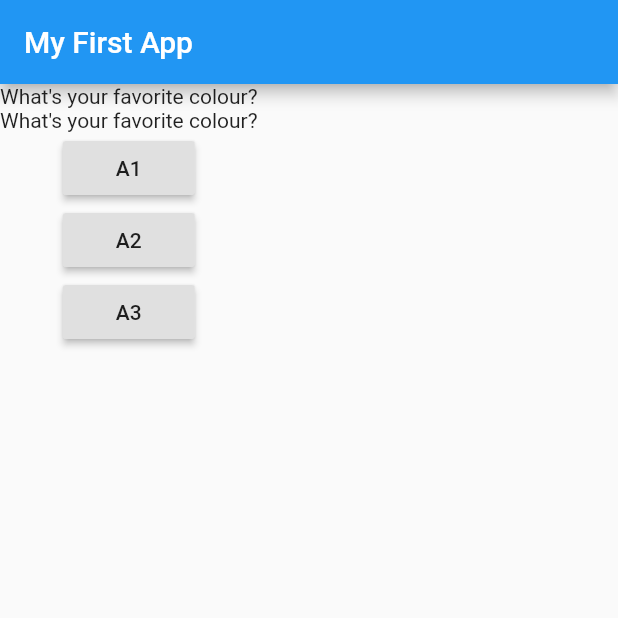
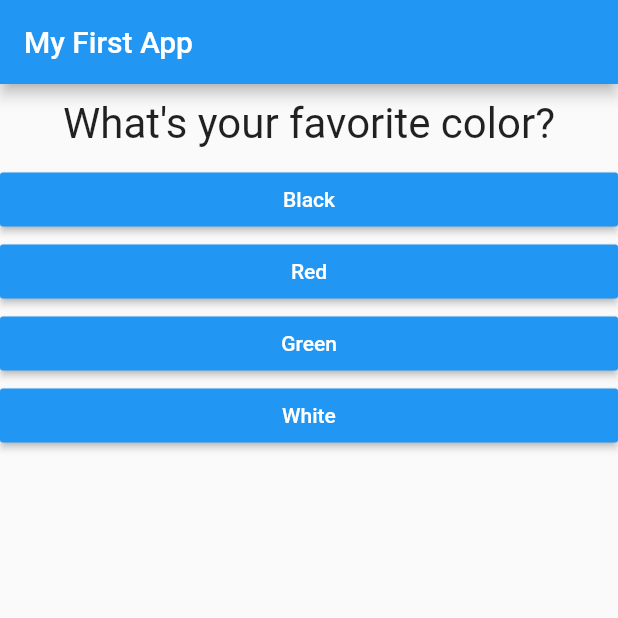
Before and after one commit to Caaarrrlll/flutter_complete_guide, a Flutter app: the screen it shows after launch, on a phone screen of 412 x 824 dp, the top half of it. Run offline on Flutter 3.47's test engine with Material 2 defaults, Android fonts, the phone set to English and light mode, and no system bars.

Commit message:
section 2 complete

```diff
--- /dev/null
+++ b/lib/answer.dart
@@ -0,0 +1,21 @@
+import 'package:flutter/material.dart';
+
+class Answer extends StatelessWidget {
+  final Function selectHandler;
+  final String answerText;
+
+  Answer(this.selectHandler, this.answerText);
+
+  @override
+  Widget build(BuildContext context) {
+    return Container(
+      width: double.infinity,
+      child: RaisedButton(
+        textColor: Colors.white,
+        color: Colors.blue,
+        child: Text(answerText),
+        onPressed: selectHandler,
+      ),
+    );
+  }
+}
--- a/lib/main.dart
+++ b/lib/main.dart
@@ -1,6 +1,8 @@
 import 'package:flutter/material.dart';
+import 'package:flutter_complete_guide/quiz.dart';
 
-import './question.dart';
+import './quiz.dart';
+import './result.dart';
 
 void main() => runApp(MyApp());
 
@@ -9,50 +11,77 @@ class MyApp extends StatefulWidget {
   State<StatefulWidget> createState() {
     return _MyAppState();
   }
-
 }
 
 class _MyAppState extends State<MyApp> {
   var _questionIndex = 0;
+  var _totalScore = 0;
 
-  void answerQuestion() {
+  final _questions = const [
+    {
+      'questionText': 'What\'s your favorite color?',
+      'answers': [
+        {'text': 'Black', 'score': 10},
+        {'text': 'Red', 'score': 5},
+        {'text': 'Green', 'score': 3},
+        {'text': 'White', 'score': 1},
+      ],
+    },
+    {
+      'questionText': 'What\'s your favorite animal?',
+      'answers': [
+        {'text': 'Rabbit', 'score': 3},
+        {'text': 'Snake', 'score': 11},
+        {'text': 'Elephant', 'score': 5},
+        {'text': 'Lion', 'score': 9},
+      ],
+    },
+    {
+      'questionText': 'Who\'s your favorite instructor?',
+      'answers': [
+        {'text': 'Max', 'score': 1},
+        {'text': 'Max', 'score': 1},
+        {'text': 'Max', 'score': 1},
+        {'text': 'Max', 'score': 1},
+      ],
+    },
+  ];
+
+  void _resetQuiz() {
+    setState(() {
+      _questionIndex = 0;
+      _totalScore = 0;
+    });
+  }
+
+  void _answerQuestion(int score) {
+    _totalScore += score;
+
     setState(() {
       _questionIndex += 1;
     });
+
+    if (_questionIndex < _questions.length) {
+      print('We have more questions!');
+    } else {
+      print('Done!');
+    }
   }
 
   @override
   Widget build(BuildContext context) {
-    var questions = [
-      'What\'s your favorite colour?',
-      'What\'s your favorite animal?'
-    ];
-
     return MaterialApp(
       home: Scaffold(
         appBar: AppBar(
           title: Text('My First App'),
         ),
-        body: Column(
-          children: [
-            Question(
-              questions[_questionIndex],
-            ),
-            Text(questions[_questionIndex]),
-            RaisedButton(
-              child: Text('A1'),
-              onPressed: answerQuestion,
-            ),
-            RaisedButton(
-              child: Text('A2'),
-              onPressed: answerQuestion,
-            ),
-            RaisedButton(
-              child: Text('A3'),
-              onPressed: answerQuestion,
-            ),
-          ],
-        ),
+        body: _questionIndex < _questions.length
+            ? Quiz(
+                answerQuestion: _answerQuestion,
+                questionIndex: _questionIndex,
+                questions: _questions,
+              )
+            : Result(_totalScore, _resetQuiz),
       ),
     );
   }
--- a/lib/question.dart
+++ b/lib/question.dart
@@ -1,12 +1,19 @@
 import 'package:flutter/material.dart';
 
 class Question extends StatelessWidget {
-  String questionText;
+  final String questionText;
 
   Question(this.questionText);
 
   @override
   Widget build(BuildContext context) {
-    return Text(questionText);
+    return Container(
+        width: double.infinity,
+        margin: EdgeInsets.all(10),
+        child: Text(
+          questionText,
+          style: TextStyle(fontSize: 28),
+          textAlign: TextAlign.center,
+        ));
   }
 }
--- /dev/null
+++ b/lib/quiz.dart
@@ -0,0 +1,29 @@
+import 'package:flutter/material.dart';
+
+import './question.dart';
+import './answer.dart';
+
+class Quiz extends StatelessWidget {
+  final List<Map<String, Object>> questions;
+  final Function answerQuestion;
+  final int questionIndex;
+
+  Quiz(
+      {@required this.questions,
+      @required this.answerQuestion,
+      @required this.questionIndex});
+
+  @override
+  Widget build(BuildContext context) {
+    return Column(
+      children: [
+        Question(
+          questions[questionIndex]['questionText'],
+        ),
+        ...(questions[questionIndex]['answers'] as List<Map<String, Object>>).map((answer) {
+          return Answer(() => answerQuestion(answer['score']), answer['text']);
+        }).toList()
+      ],
+    );
+  }
+}
--- a/pubspec.yaml
+++ b/pubspec.yaml
@@ -14,7 +14,7 @@ description: A new Flutter project.
 version: 1.0.0+1
 
 environment:
-  sdk: ">=2.1.0 <3.0.0"
+  sdk: ">=2.3.0 <3.0.0"
 
 dependencies:
   flutter:
```
Also changed, not shown: lib/result.dart (added, +41 -0 lines), 1 other file.
